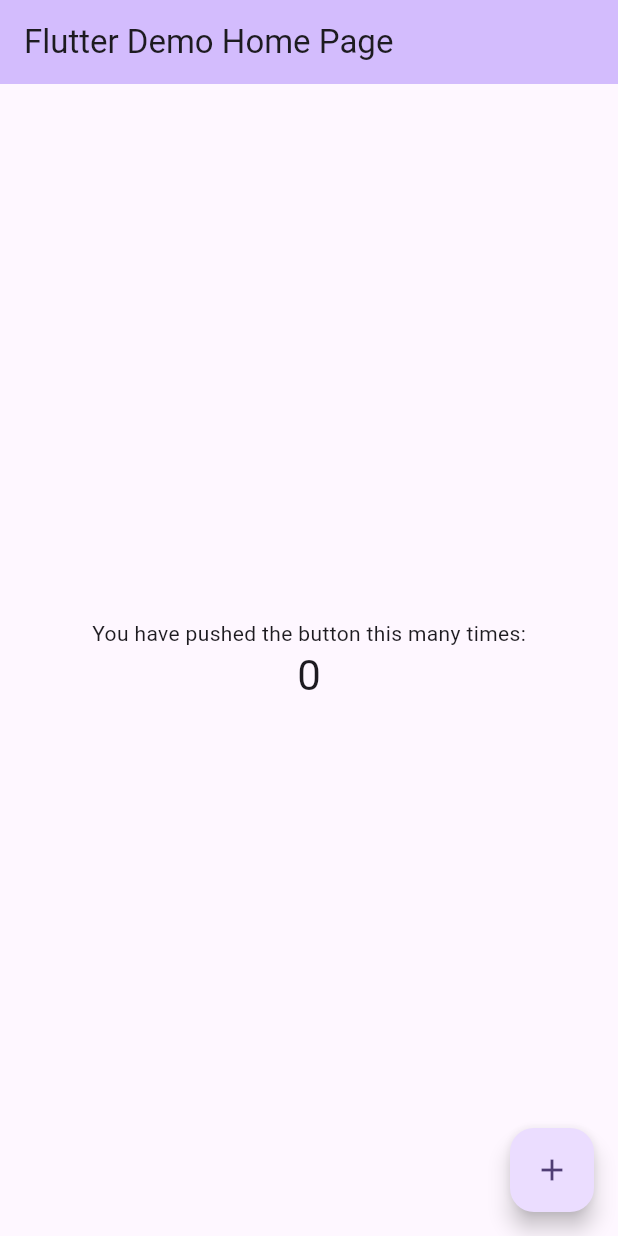
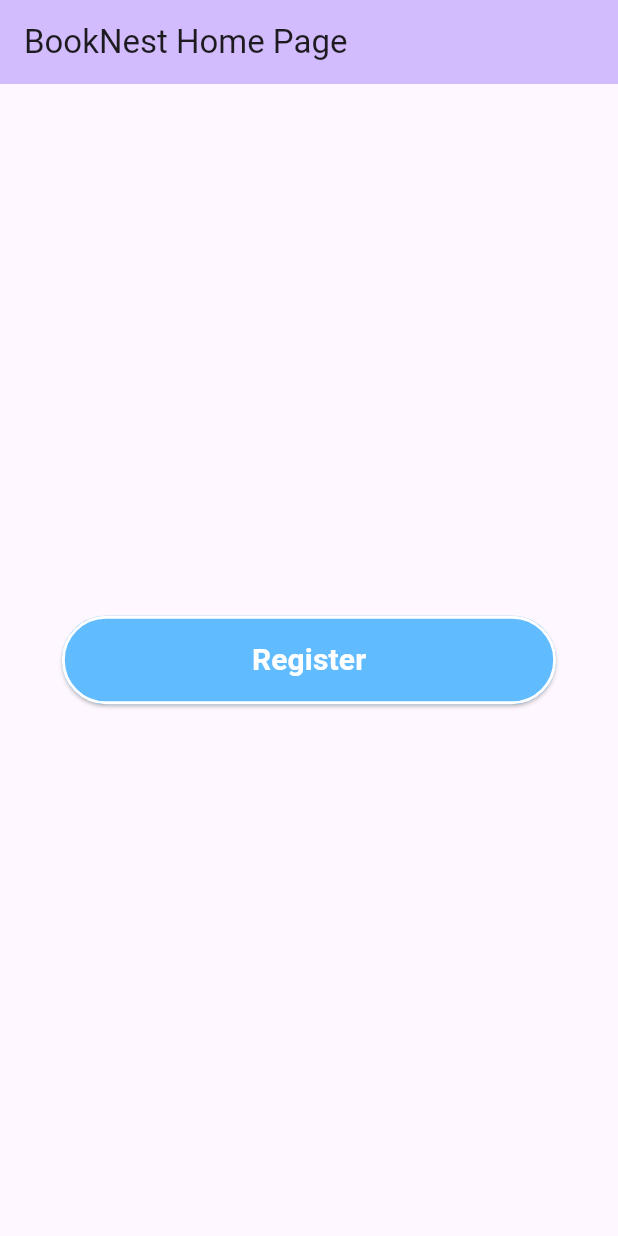
Before and after one commit to i12momal/booknest, a Flutter app: the screen it shows after launch, on a phone screen of 412 x 824 dp. Run offline on Flutter 3.47's test engine with Material 3 defaults, Android fonts, the light colour scheme and no system bars; our stand-ins replace supabase_flutter; accounts and stored records are empty.

Commit message:
feat: Add register user function

```diff
--- a/lib/main.dart
+++ b/lib/main.dart
@@ -1,5 +1,6 @@
 import 'package:flutter/material.dart';
 import 'services/base_service.dart';
+import 'views/register_view.dart';
 
 void main() async {
   WidgetsFlutterBinding.ensureInitialized();
@@ -17,42 +18,18 @@
   @override
   Widget build(BuildContext context) {
     return MaterialApp(
-      title: 'Flutter Demo',
+      title: 'BookNest',
       theme: ThemeData(
-        // This is the theme of your application.
-        //
-        // TRY THIS: Try running your application with "flutter run". You'll see
-        // the application has a purple toolbar. Then, without quitting the app,
-        // try changing the seedColor in the colorScheme below to Colors.green
-        // and then invoke "hot reload" (save your changes or press the "hot
-        // reload" button in a Flutter-supported IDE, or press "r" if you used
-        // the command line to start the app).
-        //
-        // Notice that the counter didn't reset back to zero; the application
-        // state is not lost during the reload. To reset the state, use hot
-        // restart instead.
-        //
-        // This works for code too, not just values: Most code changes can be
-        // tested with just a hot reload.
         colorScheme: ColorScheme.fromSeed(seedColor: Colors.deepPurple),
         useMaterial3: true,
       ),
-      home: const MyHomePage(title: 'Flutter Demo Home Page'),
+      home: const MyHomePage(title: 'BookNest Home Page'),
     );
   }
 }
 
 class MyHomePage extends StatefulWidget {
   const MyHomePage({super.key, required this.title});
-
-  // This widget is the home page of your application. It is stateful, meaning
-  // that it has a State object (defined below) that contains fields that affect
-  // how it looks.
-
-  // This class is the configuration for the state. It holds the values (in this
-  // case the title) provided by the parent (in this case the App widget) and
-  // used by the build method of the State. Fields in a Widget subclass are
-  // always marked "final".
 
   final String title;
 
@@ -61,71 +38,42 @@
 }
 
 class _MyHomePageState extends State<MyHomePage> {
-  int _counter = 0;
-
-  void _incrementCounter() {
-    setState(() {
-      // This call to setState tells the Flutter framework that something has
-      // changed in this State, which causes it to rerun the build method below
-      // so that the display can reflect the updated values. If we changed
-      // _counter without calling setState(), then the build method would not be
-      // called again, and so nothing would appear to happen.
-      _counter++;
-    });
-  }
-
   @override
   Widget build(BuildContext context) {
-    // This method is rerun every time setState is called, for instance as done
-    // by the _incrementCounter method above.
-    //
-    // The Flutter framework has been optimized to make rerunning build methods
-    // fast, so that you can just rebuild anything that needs updating rather
-    // than having to individually change instances of widgets.
+    double screenWidth = MediaQuery.of(context).size.width;
+
     return Scaffold(
       appBar: AppBar(
-        // TRY THIS: Try changing the color here to a specific color (to
-        // Colors.amber, perhaps?) and trigger a hot reload to see the AppBar
-        // change color while the other colors stay the same.
         backgroundColor: Theme.of(context).colorScheme.inversePrimary,
-        // Here we take the value from the MyHomePage object that was created by
-        // the App.build method, and use it to set our appbar title.
         title: Text(widget.title),
       ),
       body: Center(
-        // Center is a layout widget. It takes a single child and positions it
-        // in the middle of the parent.
-        child: Column(
-          // Column is also a layout widget. It takes a list of children and
-          // arranges them vertically. By default, it sizes itself to fit its
-          // children horizontally, and tries to be as tall as its parent.
-          //
-          // Column has various properties to control how it sizes itself and
-          // how it positions its children. Here we use mainAxisAlignment to
-          // center the children vertically; the main axis here is the vertical
-          // axis because Columns are vertical (the cross axis would be
-          // horizontal).
-          //
-          // TRY THIS: Invoke "debug painting" (choose the "Toggle Debug Paint"
-          // action in the IDE, or press "p" in the console), to see the
-          // wireframe for each widget.
-          mainAxisAlignment: MainAxisAlignment.center,
-          children: <Widget>[
-            const Text(
-              'You have pushed the button this many times:',
+        child: ElevatedButton(
+          onPressed: () {
+            Navigator.push(
+              context,
+              MaterialPageRoute(builder: (context) => const RegisterView()),
+            );
+          },
+          style: ElevatedButton.styleFrom(
+            minimumSize: Size(screenWidth * 0.8, 50),
+            backgroundColor: const Color(0xFF61BBFF),
+            side: const BorderSide(
+              color: Colors.white,
+              width: 2,
             ),
-            Text(
-              '$_counter',
-              style: Theme.of(context).textTheme.headlineMedium,
+            padding: const EdgeInsets.symmetric(horizontal: 15, vertical: 15),
+          ),
+          child: const Text(
+            'Register',
+            style: TextStyle(
+              fontSize: 20,
+              color: Colors.white,
+              fontWeight: FontWeight.bold,
             ),
-          ],
+          ),
         ),
       ),
-      floatingActionButton: FloatingActionButton(
-        onPressed: _incrementCounter,
-        tooltip: 'Increment',
-        child: const Icon(Icons.add),
-      ), // This trailing comma makes auto-formatting nicer for build methods.
     );
   }
 }
```
Also changed, not shown: lib/controllers/base_controller.dart (added, +7 -0 lines), lib/controllers/user_controller.dart (added, +9 -0 lines), lib/entities/models/user_model.dart (added, +29 -0 lines), lib/entities/viewmodels/user_view_model.dart (added, +83 -0 lines), lib/services/user_service.dart (added, +53 -0 lines), lib/views/register_view.dart (added, +102 -0 lines), 1 other file.
